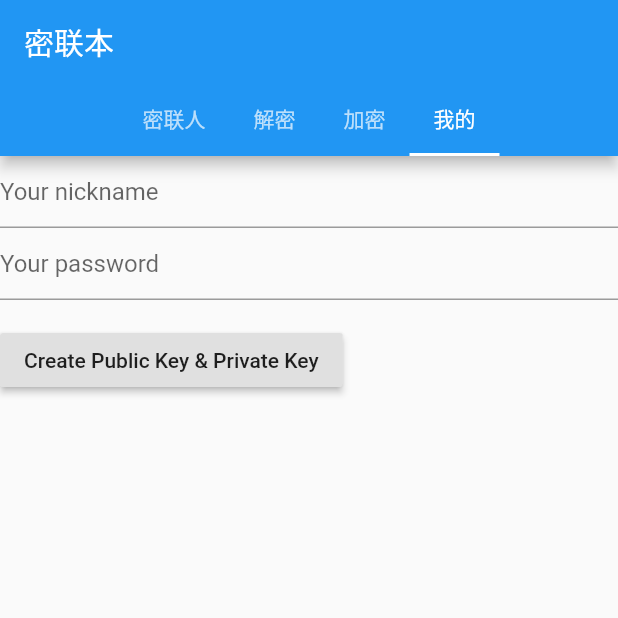
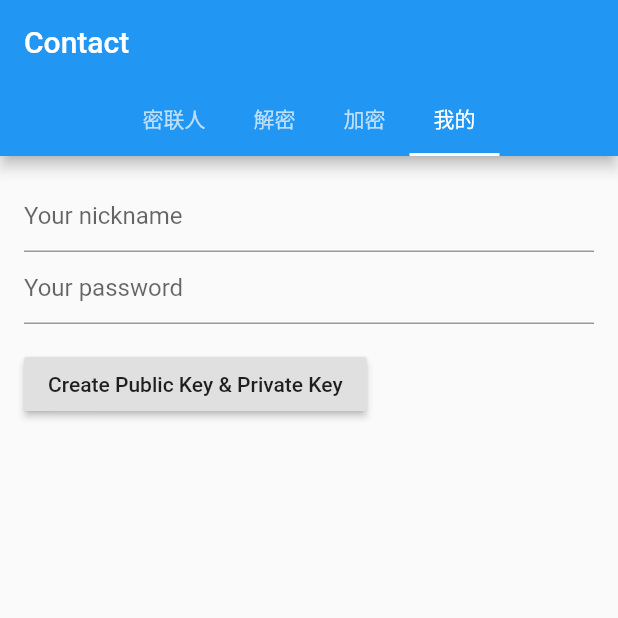
Before and after one commit to Frederic-Zhou/ciphermonkey, a Flutter app: the screen it shows after launch, tab 4 chosen, on a phone screen of 412 x 824 dp, the top half of it. Run offline on Flutter 3.47's test engine with Material 2 defaults, Android fonts, the phone set to English and light mode, and no system bars; our stand-ins replace sqflite; accounts and stored records are empty.

Commit message:
我的，数据库

```diff
--- a/lib/main.dart
+++ b/lib/main.dart
@@ -14,11 +14,11 @@ class MyApp extends StatelessWidget {
   @override
   Widget build(BuildContext context) {
     return MaterialApp(
-      title: '密联本',
+      title: 'Contact',
       theme: ThemeData(
         primarySwatch: Colors.blue,
       ),
-      home: MyHomePage(title: '密联本'),
+      home: MyHomePage(title: 'Contact'),
       debugShowCheckedModeBanner: false,
     );
   }
--- a/lib/model.dart
+++ b/lib/model.dart
@@ -18,6 +18,41 @@ class DB {
   //获取键列表
   static Future<List<CMKey>> getKeys() async {
     final List<Map<String, dynamic>> maps = await instance.query('keys');
+    return List.generate(maps.length, (i) {
+      return CMKey(
+        id: maps[i]['id'],
+        name: maps[i]['name'],
+        value: maps[i]['value'],
+        addtime: maps[i]['addtime'],
+        type: maps[i]['type'],
+      );
+    });
+  }
+
+  //查询键列表
+  static Future<List<CMKey>> queryKeys(
+      String id, String name, String addtime, String type) async {
+    List<String> whereList = [];
+    List<String> whereArgList = [];
+    if (id != "") {
+      whereList.add("id=?");
+      whereArgList.add(id);
+    }
+    if (name != "") {
+      whereList.add("name=?");
+      whereArgList.add(name);
+    }
+    if (addtime != "") {
+      whereList.add("addtime=?");
+      whereArgList.add(addtime);
+    }
+    if (type != "") {
+      whereList.add("type=?");
+      whereArgList.add(type);
+    }
+
+    final List<Map<String, dynamic>> maps = await instance.query('keys',
+        where: whereList.join(" OR "), whereArgs: whereArgList);
     return List.generate(maps.length, (i) {
       return CMKey(
         id: maps[i]['id'],
--- a/lib/tabviews/mindView.dart
+++ b/lib/tabviews/mindView.dart
@@ -1,4 +1,5 @@
 import 'package:flutter/material.dart';
+import 'package:ciphermonkey/model.dart';
 
 class MindView extends StatefulWidget {
   MindView({Key key, this.title}) : super(key: key);
@@ -11,22 +12,27 @@ class MindView extends StatefulWidget {
 
 class _MindViewState extends State<MindView> {
   final _formKey = GlobalKey<FormState>();
+  bool hasKey = false;
+  @override
+  void initState() async {
+    super.initState();
+    List<CMKey> keys = await DB.queryKeys("", "", "", "private");
 
-  @override
-  void initState() {
-    super.initState();
-
-    //setState(() {});
+    hasKey = keys.length > 0;
   }
 
   @override
   Widget build(BuildContext context) {
     return Form(
         key: _formKey,
+        child: Container(
+          padding: const EdgeInsets.symmetric(vertical: 16.0, horizontal: 16.0),
           child: Column(
             crossAxisAlignment: CrossAxisAlignment.start,
             children: <Widget>[
-          TextFormField(
+              Offstage(
+                  offstage: hasKey,
+                  child: TextFormField(
                     decoration: const InputDecoration(
                       hintText: 'Your nickname',
                     ),
@@ -36,8 +42,10 @@ class _MindViewState extends State<MindView> {
                       }
                       return null;
                     },
-          ),
-          TextFormField(
+                  )),
+              Offstage(
+                  offstage: hasKey,
+                  child: TextFormField(
                     decoration: const InputDecoration(
                       hintText: 'Your password',
                     ),
@@ -47,8 +55,10 @@ class _MindViewState extends State<MindView> {
                       }
                       return null;
                     },
-          ),
-          Padding(
+                  )),
+              Offstage(
+                  offstage: hasKey,
+                  child: Padding(
                     padding: const EdgeInsets.symmetric(vertical: 16.0),
                     child: RaisedButton(
                       onPressed: () {
@@ -60,9 +70,19 @@ class _MindViewState extends State<MindView> {
                       },
                       child: Text('Create Public Key & Private Key'),
                     ),
+                  )),
+              Offstage(offstage: !hasKey, child: Text('Public Key:')),
+              Offstage(
+                  offstage: !hasKey,
+                  child: Padding(
+                    padding: const EdgeInsets.symmetric(vertical: 16.0),
+                    child: RaisedButton(
+                      onPressed: () {},
+                      child: Text('Send Publick Key to your contacts'),
                     ),
+                  )),
             ],
           ),
-    );
+        ));
   }
 }
```
Also changed, not shown: lib/en-de-crypt.dart (added). Lines whose indentation alone changed are shown as unchanged.
